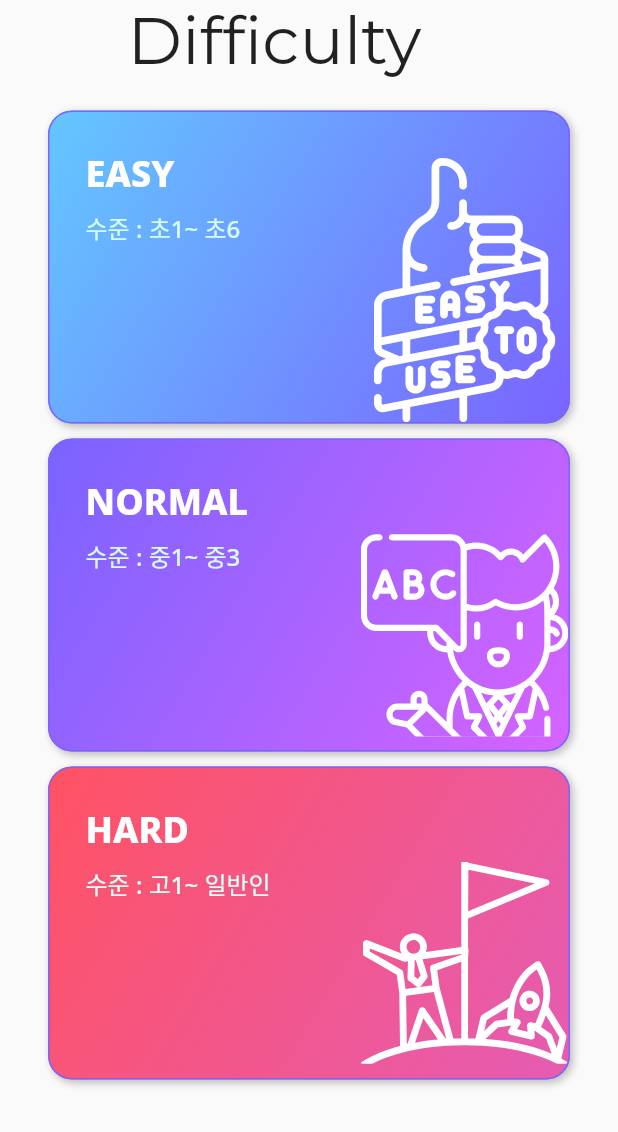
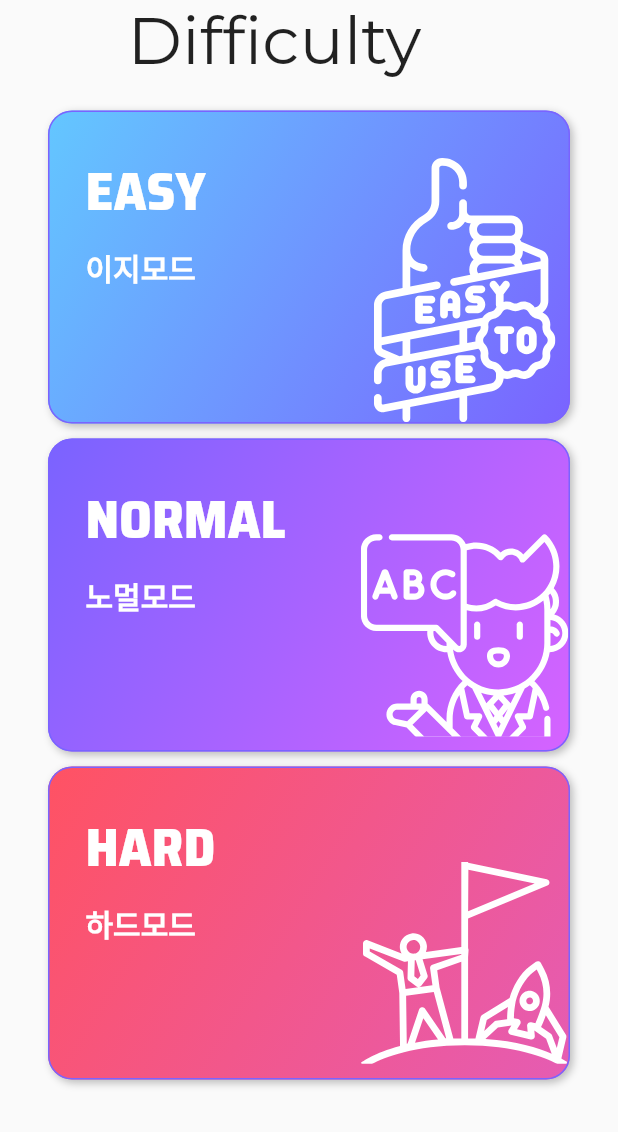
Before and after one commit to BlankyDcamp/blanky, a Flutter app: the SoloDifficultySelectPage screen opened directly, on a phone screen of 412 x 824 dp, the part 104-1236 px from its top. Run offline on Flutter 3.47's test engine with Material 2 defaults, Android fonts, the phone set to English and light mode, and no system bars; our stand-ins replace cached_network_image, flutter_svg, shared_preferences; missing offline and left inert: kakao_flutter_sdk; accounts and stored records are empty; project files that could hold a hidden picture were left out.

Commit message:
style difficultyPage contents

```diff
--- a/lib/page/commonWidget/difficultyContent.dart
+++ b/lib/page/commonWidget/difficultyContent.dart
@@ -28,7 +28,8 @@ class DifficultyContent extends StatelessWidget {
                   title,
                   style: TextStyle(
                     color: Colors.white,
-                    fontSize: 24,
+                    fontFamily: 'SairaSemiCondensed',
+                    fontSize: 36,
                     fontWeight: FontWeight.w800
                   ),
                 ),
@@ -38,9 +39,10 @@ class DifficultyContent extends StatelessWidget {
                 Text(
                   description,
                   style: TextStyle(
-                      color: Color(0xffD6FCF7),
-                      fontSize: 16,
-                      fontWeight: FontWeight.w500
+                      color: Colors.white,
+                      fontFamily: 'Saira',
+                      fontSize: 20,
+                      fontWeight: FontWeight.w600
                   ),
                 ),
               ],
--- a/lib/page/dual/dualDifficultySelectPage.dart
+++ b/lib/page/dual/dualDifficultySelectPage.dart
@@ -88,7 +88,7 @@ class DualDifficultySelectPage extends StatelessWidget {
                         child: GradientBox(
                           content: DifficultyContent(
                             title: "EASY",
-                            description: "수준 : 초1~ 초6",
+                            description: "난이도:하",
                             iconPath: "assets/icons/icon_dual_easy.svg",
                           ),
                           circularRadius: 16,
@@ -109,7 +109,7 @@ class DualDifficultySelectPage extends StatelessWidget {
                         child: GradientBox(
                           content: DifficultyContent(
                             title: "NORMAL",
-                            description: "수준 : 중1~ 중3",
+                            description: "난이도:중",
                             iconPath: "assets/icons/icon_dual_normal.svg",
                           ),
                           circularRadius: 16,
@@ -130,7 +130,7 @@ class DualDifficultySelectPage extends StatelessWidget {
                         child: GradientBox(
                           content: DifficultyContent(
                             title: "HARD",
-                            description: "수준 : 고1~ 일반인",
+                            description: "난이도:상",
                             iconPath: "assets/icons/icon_dual_hard.svg",
                           ),
                           circularRadius: 16,
--- a/lib/page/solo/soloDifficultySelectPage.dart
+++ b/lib/page/solo/soloDifficultySelectPage.dart
@@ -88,7 +88,7 @@ class SoloDifficultySelectPage extends StatelessWidget {
                         child: GradientBox(
                           content: DifficultyContent(
                             title: "EASY",
-                            description: "수준 : 초1~ 초6",
+                            description: "이지모드",
                             iconPath: "assets/icons/icon_solo_easy.svg",
                           ),
                           circularRadius: 16,
@@ -109,7 +109,7 @@ class SoloDifficultySelectPage extends StatelessWidget {
                         child: GradientBox(
                           content: DifficultyContent(
                             title: "NORMAL",
-                            description: "수준 : 중1~ 중3",
+                            description: "노멀모드",
                             iconPath: "assets/icons/icon_solo_normal.svg",
                           ),
                           circularRadius: 16,
@@ -130,7 +130,7 @@ class SoloDifficultySelectPage extends StatelessWidget {
                         child: GradientBox(
                           content: DifficultyContent(
                             title: "HARD",
-                            description: "수준 : 고1~ 일반인",
+                            description: "하드모드",
                             iconPath: "assets/icons/icon_solo_hard.svg",
                           ),
                           circularRadius: 16,
```
